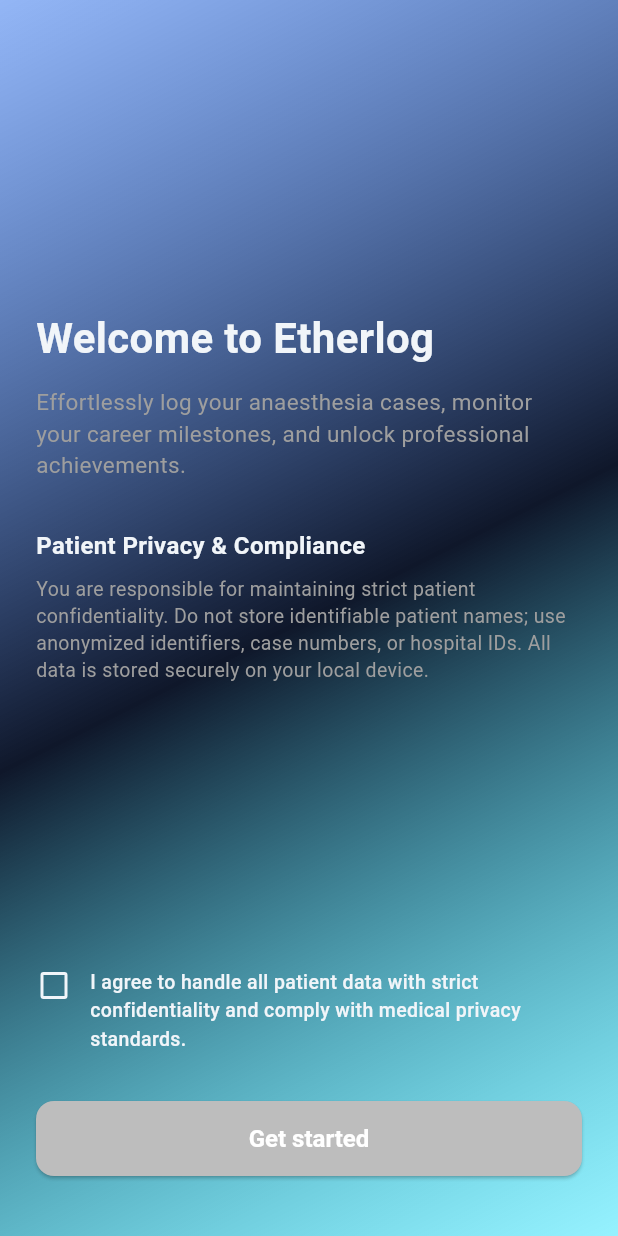
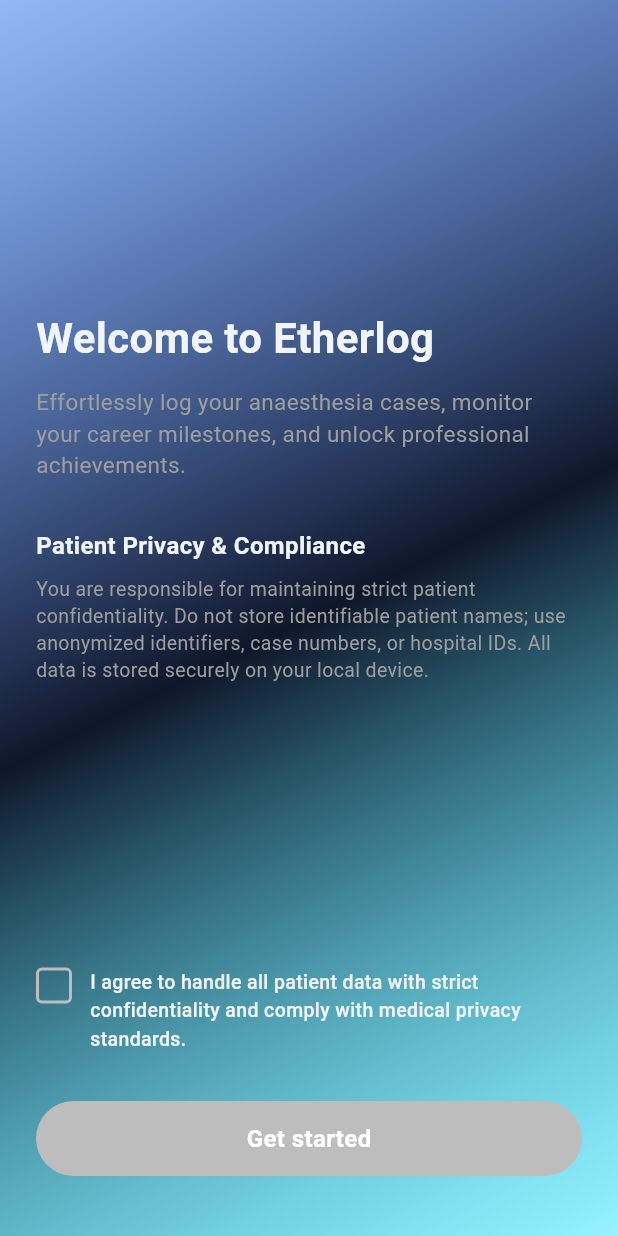
Before and after one commit to joepet5/EtherLog, a Flutter app: the screen it shows after launch, on a phone screen of 412 x 824 dp. Run offline on Flutter 3.47's test engine with Material 3 defaults, Android fonts, the phone set to English and light mode, and no system bars; our stand-ins replace flutter_animate, flutter_local_notifications, flutter_secure_storage, image_picker, local_auth, lottie and 5 more; missing offline and left inert: file_selector, flutter_body_atlas, mobile_scanner.

Commit message:
Completely remove all Material dependencies from ConfidentialityScreen to bypass iOS GlobalKey bug

```diff
--- a/lib/main.dart
+++ b/lib/main.dart
@@ -265,20 +265,17 @@ class _ConfidentialityScreenState extends State<ConfidentialityScreen> {
                   child: Row(
                     crossAxisAlignment: CrossAxisAlignment.start,
                     children: [
-                      SizedBox(
+                      Container(
                         width: 24,
                         height: 24,
-                        child: Checkbox(
-                          value: _agreedToConfidentiality,
-                          activeColor: primary,
-                          splashRadius: 0,
-                          materialTapTargetSize: MaterialTapTargetSize.shrinkWrap,
-                          onChanged: (val) {
-                            setState(() {
-                              _agreedToConfidentiality = val ?? false;
-                            });
-                          },
+                        decoration: BoxDecoration(
+                          color: _agreedToConfidentiality ? primary : Colors.transparent,
+                          border: Border.all(color: _agreedToConfidentiality ? primary : Colors.grey.shade400, width: 2),
+                          borderRadius: BorderRadius.circular(4),
                         ),
+                        child: _agreedToConfidentiality
+                            ? const Icon(Icons.check, size: 18, color: Colors.white)
+                            : null,
                       ),
                       const SizedBox(width: 12),
                       Expanded(
@@ -295,19 +292,19 @@ class _ConfidentialityScreenState extends State<ConfidentialityScreen> {
                 ),
               ),
               const SizedBox(height: 24),
-              SizedBox(
-                width: double.infinity,
-                height: 50,
-                child: ElevatedButton(
-                  onPressed: () {
-                    if (_agreedToConfidentiality) widget.onAccepted();
-                  },
-                  style: ElevatedButton.styleFrom(
-                    splashFactory: NoSplash.splashFactory,
-                    backgroundColor: _agreedToConfidentiality ? primary : Colors.grey.shade400,
-                    foregroundColor: Colors.white,
+              GestureDetector(
+                onTap: () {
+                  if (_agreedToConfidentiality) widget.onAccepted();
+                },
+                child: Container(
+                  width: double.infinity,
+                  height: 50,
+                  decoration: BoxDecoration(
+                    color: _agreedToConfidentiality ? primary : Colors.grey.shade400,
+                    borderRadius: BorderRadius.circular(25),
                   ),
-                  child: Text(t.getStarted, style: const TextStyle(fontSize: 16)),
+                  alignment: Alignment.center,
+                  child: Text(t.getStarted, style: const TextStyle(fontSize: 16, color: Colors.white, fontWeight: FontWeight.bold)),
                 ),
               ),
               const SizedBox(height: 16),
```
